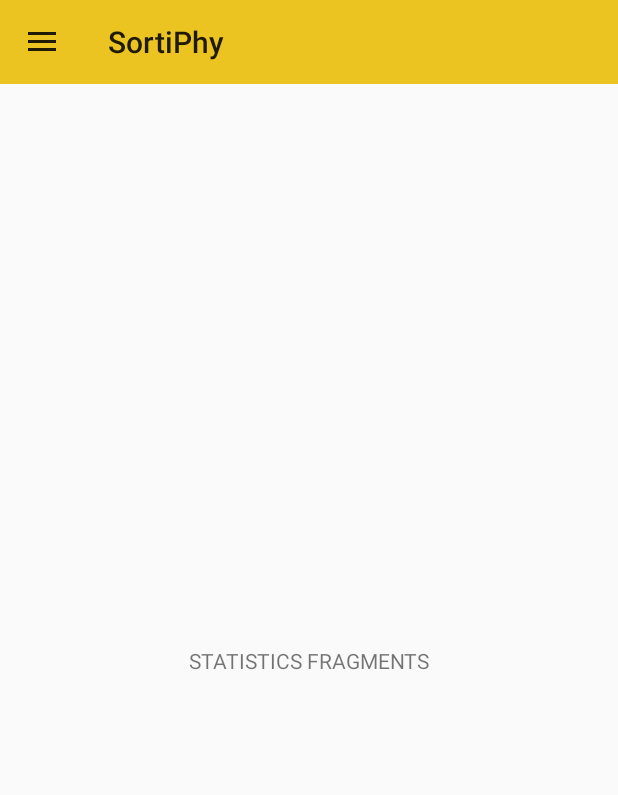
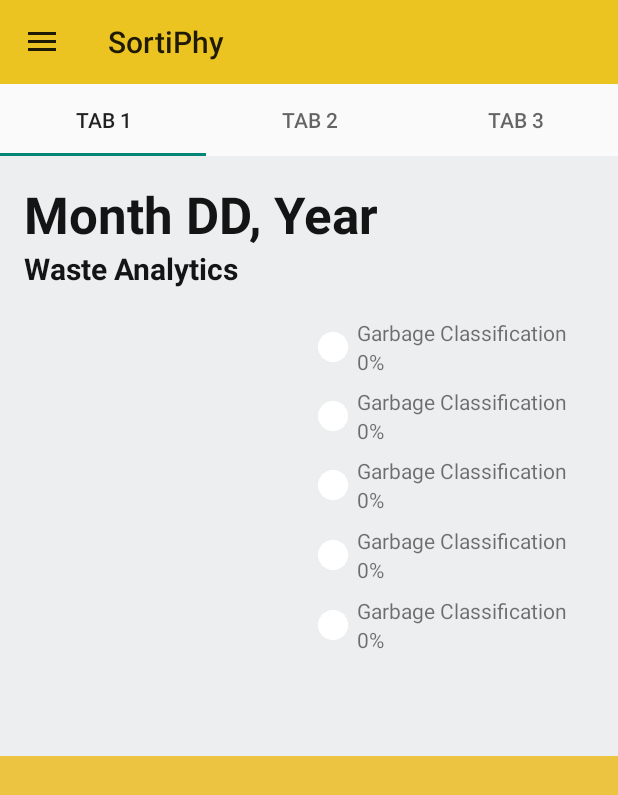
Before and after one commit to Juaaanits/sortiphy-thesis, an Android app: the screen it shows after launch (MainActivity), in the side drawer, after a tap on "Statistics", on a phone screen of 412 x 824 dp. Shown: the top 795 px of the screen. Run offline under Robolectric (Android 15) with nearby library versions, the phone set to English and light mode, and no system bars.

Commit message:
Started Statistics Fragment
This commit includes the creation of the fragment for the statistics. It currently includes a tab layout and a viewpager for all the information. Take note this is only a skeleton and has no functionality. Alongside this, the charts have not been added yet, as I am still learning how to make them.

```diff
--- a/app/app/src/main/java/com/reviewers/sortiphy/StatisticsFragment.java
+++ b/app/app/src/main/java/com/reviewers/sortiphy/StatisticsFragment.java
@@ -6,12 +6,59 @@ import android.view.View;
 import android.view.ViewGroup;
 
 import androidx.fragment.app.Fragment;
+import androidx.viewpager2.adapter.FragmentStateAdapter;
+import androidx.viewpager2.widget.ViewPager2;
+
+import com.google.android.material.tabs.TabLayout;
+import com.google.android.material.tabs.TabLayoutMediator;
+
+import org.jetbrains.annotations.NotNull;
 
 public class StatisticsFragment extends Fragment {
+/*
+    @Override
+    public View onCreateView(LayoutInflater inflater, ViewGroup container, Bundle savedInstanceState) {
+        return inflater.inflate(R.layout.fragment_dashboard,container,false);
+    }
+*/
+
+    private static final int NUM_PAGES = 3;
+    private ViewPager2 viewPager;
+    private FragmentStateAdapter pagerAdapter;
+    private TabLayout tabLayout;
 
     @Override
     public View onCreateView(LayoutInflater inflater, ViewGroup container, Bundle savedInstanceState) {
-        return inflater.inflate(R.layout.fragment_statistics,container,false);
+        View rootView = inflater.inflate(R.layout.fragment_statistics,container,false);
+        viewPager = rootView.findViewById(R.id.statistics_viewpager);
+        pagerAdapter = new FragmentPagerAdapter(this);
+        viewPager.setAdapter(pagerAdapter);
+        tabLayout = rootView.findViewById(R.id.statistics_tabLayout);
+
+        new TabLayoutMediator(tabLayout, viewPager, new TabLayoutMediator.TabConfigurationStrategy() {
+            @Override
+            public void onConfigureTab(TabLayout.Tab tab, int position) {
+                // Configure the tab, e.g., set text or icon
+                tab.setText("Tab " + (position + 1));
+            }
+        }).attach();
+
+        return rootView;
     }
 
+    private class FragmentPagerAdapter extends FragmentStateAdapter {
+        public FragmentPagerAdapter(@NotNull Fragment fragment) {
+            super(fragment);
+        }
+        @NotNull
+        @Override
+        public Fragment createFragment(int position) {
+            return new StatisticsPageViewFragment();
+        } // This part is responsible for deciding which class will show what fragment
+
+        @Override
+        public int getItemCount() {
+            return NUM_PAGES;
+        }
+    }
 }
--- /dev/null
+++ b/app/app/src/main/java/com/reviewers/sortiphy/StatisticsPageViewFragment.java
@@ -0,0 +1,15 @@
+package com.reviewers.sortiphy;
+
+import android.os.Bundle;
+import android.view.LayoutInflater;
+import android.view.View;
+import android.view.ViewGroup;
+
+import androidx.fragment.app.Fragment;
+
+public class StatisticsPageViewFragment extends Fragment {
+    @Override
+    public View onCreateView(LayoutInflater inflater, ViewGroup container, Bundle savedInstanceState) {
+        return (ViewGroup) inflater.inflate(R.layout.viewpager_statistics_fragment, container, false);
+    }
+}
--- a/app/app/src/main/res/layout/fragment_statistics.xml
+++ b/app/app/src/main/res/layout/fragment_statistics.xml
@@ -5,14 +5,37 @@
     android:layout_width="match_parent"
     android:layout_height="match_parent">
 
-    <TextView
-        android:id="@+id/textView"
-        android:layout_width="wrap_content"
-        android:layout_height="wrap_content"
-        android:text="STATISTICS FRAGMENTS"
-        app:layout_constraintBottom_toBottomOf="parent"
-        app:layout_constraintEnd_toEndOf="parent"
-        app:layout_constraintStart_toStartOf="parent"
-        app:layout_constraintTop_toTopOf="parent" />
+    <LinearLayout
+        android:layout_width="match_parent"
+        android:layout_height="match_parent"
+        android:orientation="vertical">
 
+        <com.google.android.material.tabs.TabLayout
+            android:id="@+id/statistics_tabLayout"
+            android:layout_width="match_parent"
+            android:layout_height="wrap_content"
+            android:layout_weight="0">
+
+            <com.google.android.material.tabs.TabItem
+                android:layout_width="wrap_content"
+                android:layout_height="wrap_content"
+                android:text="Monday" />
+
+            <com.google.android.material.tabs.TabItem
+                android:layout_width="wrap_content"
+                android:layout_height="wrap_content"
+                android:text="Tuesday" />
+
+            <com.google.android.material.tabs.TabItem
+                android:layout_width="wrap_content"
+                android:layout_height="wrap_content"
+                android:text="Wednesday" />
+        </com.google.android.material.tabs.TabLayout>
+
+        <androidx.viewpager2.widget.ViewPager2
+            android:id="@+id/statistics_viewpager"
+            android:layout_width="match_parent"
+            android:layout_height="match_parent" />
+
+    </LinearLayout>
 </androidx.constraintlayout.widget.ConstraintLayout>
--- /dev/null
+++ b/app/app/src/main/res/layout/template_information_percentage.xml
@@ -0,0 +1,46 @@
+<?xml version="1.0" encoding="utf-8"?>
+<androidx.constraintlayout.widget.ConstraintLayout xmlns:android="http://schemas.android.com/apk/res/android"
+    xmlns:app="http://schemas.android.com/apk/res-auto"
+    xmlns:tools="http://schemas.android.com/tools"
+    android:layout_width="match_parent"
+    android:layout_height="match_parent">
+
+    <LinearLayout
+        android:layout_width="match_parent"
+        android:layout_height="match_parent"
+        android:gravity="center"
+        android:orientation="horizontal"
+        tools:layout_editor_absoluteX="119dp"
+        tools:layout_editor_absoluteY="426dp">
+
+        <ImageView
+            android:id="@+id/marker_color"
+            android:layout_width="wrap_content"
+            android:layout_height="wrap_content"
+            android:layout_margin="4dp"
+            android:layout_weight="0"
+            app:srcCompat="@drawable/white_circle"
+            app:tint="#FFFFFF" />
+
+        <LinearLayout
+            android:layout_width="wrap_content"
+            android:layout_height="wrap_content"
+            android:layout_weight="1"
+            android:gravity="center"
+            android:orientation="vertical">
+
+            <TextView
+                android:id="@+id/garbage_type"
+                android:layout_width="match_parent"
+                android:layout_height="wrap_content"
+                android:text="Garbage Classification" />
+
+            <TextView
+                android:id="@+id/garbage_percent"
+                android:layout_width="match_parent"
+                android:layout_height="wrap_content"
+                android:text="0%" />
+        </LinearLayout>
+
+    </LinearLayout>
+</androidx.constraintlayout.widget.ConstraintLayout>
--- /dev/null
+++ b/app/app/src/main/res/layout/viewpager_statistics_fragment.xml
@@ -0,0 +1,130 @@
+<?xml version="1.0" encoding="utf-8"?>
+<androidx.constraintlayout.widget.ConstraintLayout xmlns:android="http://schemas.android.com/apk/res/android"
+    xmlns:app="http://schemas.android.com/apk/res-auto"
+    xmlns:tools="http://schemas.android.com/tools"
+    android:layout_width="match_parent"
+    android:layout_height="match_parent"
+    android:background="#ECEEF0">
+
+    <LinearLayout
+        android:id="@+id/viewpage_container"
+        android:layout_width="match_parent"
+        android:layout_height="match_parent"
+        android:orientation="vertical"
+        app:layout_constraintBottom_toBottomOf="parent"
+        app:layout_constraintEnd_toEndOf="parent"
+        app:layout_constraintStart_toStartOf="parent"
+        app:layout_constraintTop_toTopOf="parent">
+
+        <LinearLayout
+            android:id="@+id/analytics_container"
+            android:layout_width="match_parent"
+            android:layout_height="match_parent"
+            android:layout_weight="4"
+            android:background="#ECEEF0"
+            android:orientation="vertical">
+
+            <LinearLayout
+                android:id="@+id/date_info_container"
+                android:layout_width="match_parent"
+                android:layout_height="wrap_content"
+                android:layout_weight="0"
+                android:gravity="bottom"
+                android:orientation="vertical"
+                android:padding="16dp">
+
+                <TextView
+                    android:id="@+id/textView4"
+                    android:layout_width="match_parent"
+                    android:layout_height="wrap_content"
+                    android:text="Month DD, Year"
+                    android:textColor="#141414"
+                    android:textSize="34sp"
+                    android:textStyle="bold" />
+
+                <TextView
+                    android:id="@+id/textView3"
+                    android:layout_width="match_parent"
+                    android:layout_height="wrap_content"
+                    android:text="Waste Analytics"
+                    android:textColor="#141414"
+                    android:textSize="20sp"
+                    android:textStyle="bold" />
+            </LinearLayout>
+
+            <LinearLayout
+                android:id="@+id/data_container"
+                android:layout_width="match_parent"
+                android:layout_height="match_parent"
+                android:layout_weight="0"
+                android:orientation="horizontal"
+                android:paddingBottom="64dp">
+
+                <androidx.constraintlayout.widget.ConstraintLayout
+                    android:id="@+id/graph_container"
+                    android:layout_width="match_parent"
+                    android:layout_height="match_parent"
+                    android:layout_weight="4">
+
+                </androidx.constraintlayout.widget.ConstraintLayout>
+
+                <LinearLayout
+                    android:id="@+id/percent_layout"
+                    android:layout_width="match_parent"
+                    android:layout_height="match_parent"
+                    android:layout_weight="4"
+                    android:orientation="vertical">
+
+                    <include
+                        android:id="@+id/type_one"
+                        layout="@layout/template_information_percentage"
+                        android:layout_width="wrap_content"
+                        android:layout_height="wrap_content"
+                        android:layout_weight="1" />
+
+                    <include
+                        android:id="@+id/type_two"
+                        layout="@layout/template_information_percentage"
+                        android:layout_width="wrap_content"
+                        android:layout_height="wrap_content"
+                        android:layout_weight="1" />
+
+                    <include
+                        android:id="@+id/type_three"
+                        layout="@layout/template_information_percentage"
+                        android:layout_width="wrap_content"
+                        android:layout_height="wrap_content"
+                        android:layout_weight="1" />
+
+                    <include
+                        android:id="@+id/type_four"
+                        layout="@layout/template_information_percentage"
+                        android:layout_width="wrap_content"
+                        android:layout_height="wrap_content"
+                        android:layout_weight="1" />
+
+                    <include
+                        android:id="@+id/type_five"
+                        layout="@layout/template_information_percentage"
+                        android:layout_width="wrap_content"
+                        android:layout_height="wrap_content"
+                        android:layout_weight="1" />
+
+
+                </LinearLayout>
+
+            </LinearLayout>
+
+        </LinearLayout>
+
+        <androidx.constraintlayout.widget.ConstraintLayout
+            android:id="@+id/time_freq_container"
+            android:layout_width="match_parent"
+            android:layout_height="match_parent"
+            android:layout_weight="5"
+            android:background="#ECC442">
+
+        </androidx.constraintlayout.widget.ConstraintLayout>
+
+    </LinearLayout>
+</androidx.constraintlayout.widget.ConstraintLayout>
```
